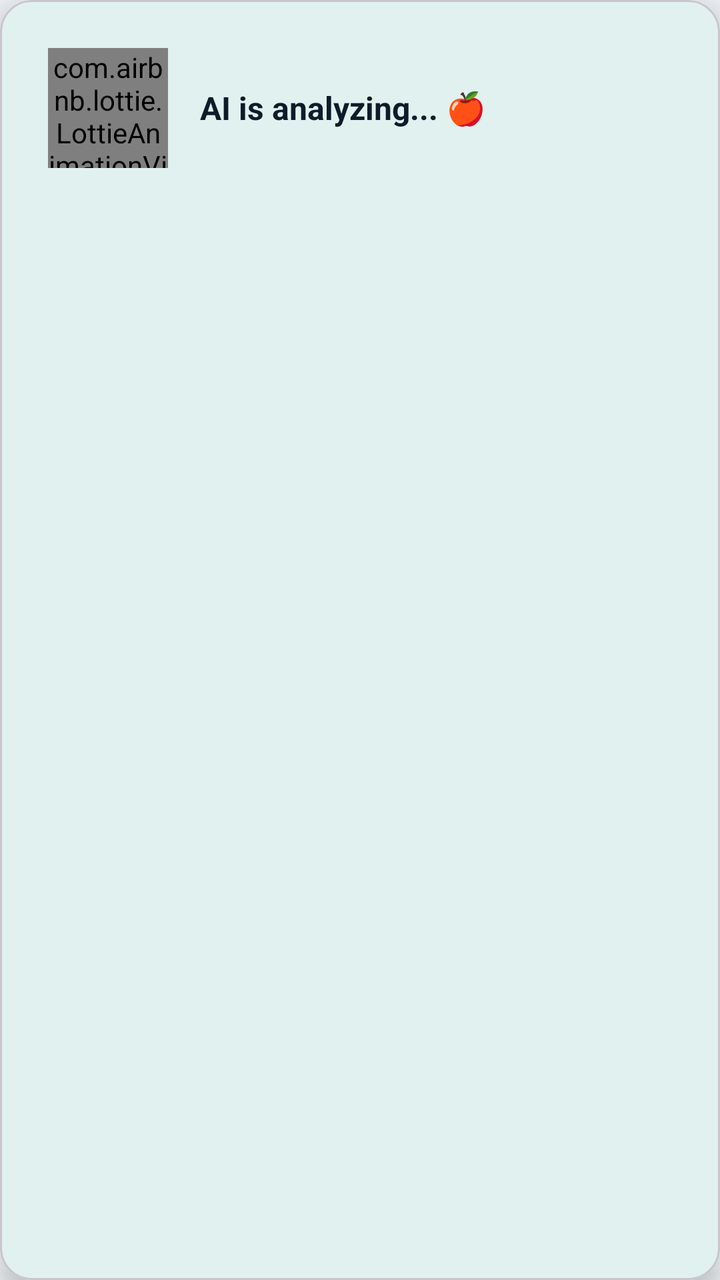
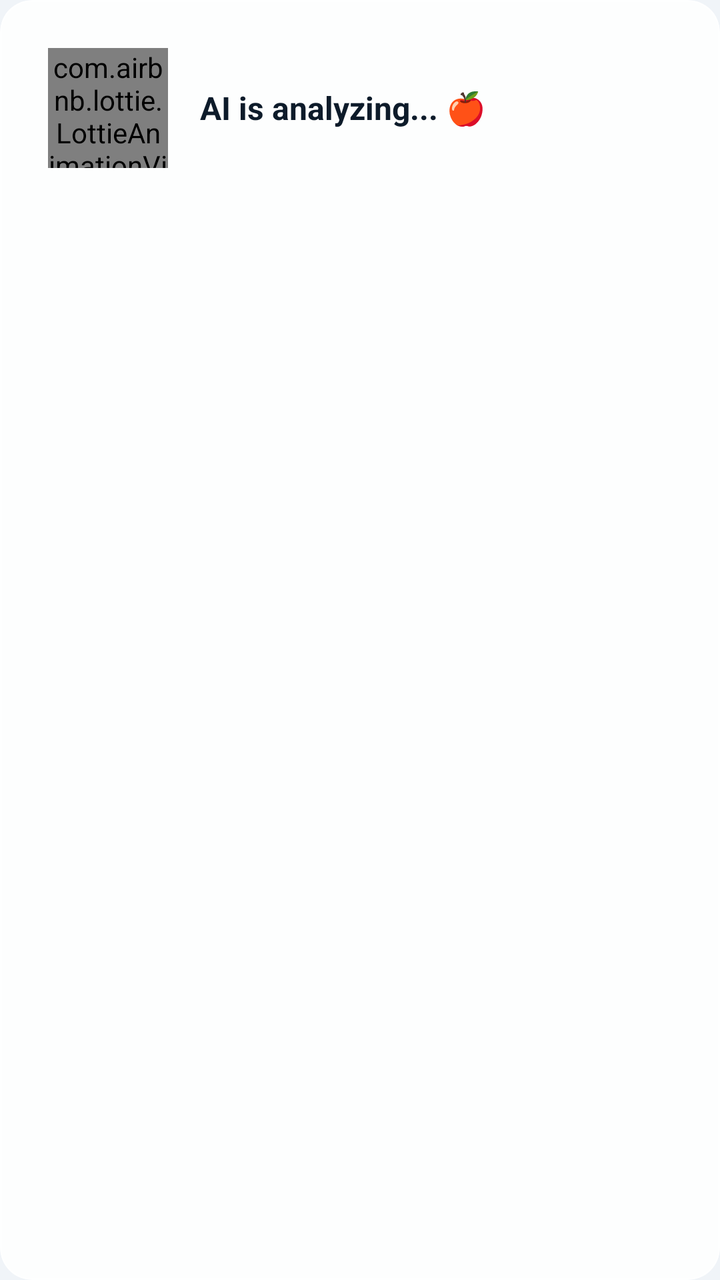

Screens rendered from an Android XML layout before and after an edit, with the pre-edit source and the edit as a unified diff.
<!-- AndroidManifest.xml: application theme Theme.VitalFlow -->
<!-- res/layout/dialog_loading.xml -->
<?xml version="1.0" encoding="utf-8"?>
<com.google.android.material.card.MaterialCardView xmlns:android="http://schemas.android.com/apk/res/android"
    xmlns:app="http://schemas.android.com/apk/res-auto"
    android:layout_width="match_parent"
    android:layout_height="wrap_content"
    android:layout_margin="24dp"
    app:cardCornerRadius="16dp"
    app:cardElevation="8dp"
    app:cardBackgroundColor="@color/app_surface">

    <LinearLayout
        android:layout_width="match_parent"
        android:layout_height="wrap_content"
        android:orientation="horizontal"
        android:padding="24dp"
        android:gravity="center_vertical">

        <com.airbnb.lottie.LottieAnimationView
            android:id="@+id/lottieLoader"
            android:layout_width="60dp"
            android:layout_height="60dp"
            app:lottie_rawRes="@raw/loader_dots"
            app:lottie_autoPlay="true"
            app:lottie_loop="true"
            app:lottie_colorFilter="@color/primary_dark" />

        <TextView
            android:layout_width="wrap_content"
            android:layout_height="wrap_content"
            android:layout_marginStart="16dp"
            android:text="AI is analyzing... 🍎"
            android:textSize="16sp"
            android:textStyle="bold"
            android:textColor="@color/text_primary" />
    </LinearLayout>

</com.google.android.material.card.MaterialCardView>
<!-- resources referenced by this layout -->
<resources>
  <color name="app_surface">#FFFFFF</color>
  <color name="primary_dark">#00695C</color>
  <color name="text_primary">#0D1B2A</color>
  <style name="Theme.VitalFlow" parent="Base.Theme.VitalFlow" />
  <style name="Base.Theme.VitalFlow" parent="Theme.Material3.Light.NoActionBar">
          <item name="colorPrimary">@color/primary</item>
          <item name="colorPrimaryVariant">@color/primary_dark</item>
          <item name="colorOnPrimary">@color/white</item>
          <item name="colorSecondary">@color/secondary</item>
          <item name="colorSecondaryVariant">@color/secondary_dark</item>
          <item name="colorOnSecondary">@color/black</item>
  
          <item name="android:statusBarColor">@color/app_background</item>
          <item name="android:windowLightStatusBar">true</item>
          <item name="android:colorBackground">@color/app_background</item>
          <item name="colorSurface">@color/app_surface</item>
          <item name="android:textColorPrimary">@color/text_primary</item>
          <item name="android:textColorSecondary">@color/text_secondary</item>
      </style>
  <color name="primary">#00897B</color>
  <color name="white">#FFFFFFFF</color>
  <color name="secondary">#FF7043</color>
  <color name="secondary_dark">#E64A19</color>
  <color name="black">#FF000000</color>
  <color name="app_background">#F0F4F8</color>
  <color name="text_secondary">#64748B</color>
</resources>

<!-- the commit's change to res/layout/dialog_loading.xml (unified diff, before → after) -->
@@ -4,9 +4,11 @@
     android:layout_width="match_parent"
     android:layout_height="wrap_content"
     android:layout_margin="24dp"
+    app:cardBackgroundColor="@color/glass_card_bg_elevated"
     app:cardCornerRadius="16dp"
-    app:cardElevation="8dp"
-    app:cardBackgroundColor="@color/app_surface">
+    app:cardElevation="0dp"
+    app:strokeColor="@color/glass_card_stroke"
+    app:strokeWidth="1dp">
 
     <LinearLayout
         android:layout_width="match_parent"
<!-- resource entries referenced after the edit -->
@@ -1,5 +1,7 @@
 <!-- resources referenced by this layout -->
 <resources>
+  <color name="glass_card_bg_elevated">#E6FFFFFF</color>
+  <color name="glass_card_stroke">#40FFFFFF</color>
   <color name="app_surface">#FFFFFF</color>
   <color name="primary_dark">#00695C</color>
   <color name="text_primary">#0D1B2A</color>
@@ -12,7 +14,8 @@
           <item name="colorSecondaryVariant">@color/secondary_dark</item>
           <item name="colorOnSecondary">@color/black</item>
   
-          <item name="android:statusBarColor">@color/app_background</item>
+          
+          <item name="android:statusBarColor">@color/page_gradient_start</item>
           <item name="android:windowLightStatusBar">true</item>
           <item name="android:colorBackground">@color/app_background</item>
           <item name="colorSurface">@color/app_surface</item>
@@ -24,6 +27,7 @@
   <color name="secondary">#FF7043</color>
   <color name="secondary_dark">#E64A19</color>
   <color name="black">#FF000000</color>
+  <color name="page_gradient_start">#E0F5F3</color>
   <color name="app_background">#F0F4F8</color>
   <color name="text_secondary">#64748B</color>
 </resources>
